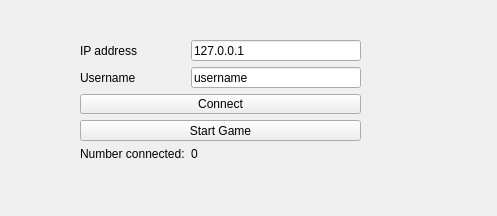
dc2011/td, file src/client/lobbywindow.ui: the form before one commit.
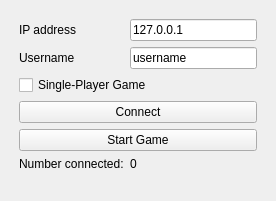
The form after the commit.

Commit message: Add a checkbox to the form, and better layout

```diff
--- a/src/client/lobbywindow.ui
+++ b/src/client/lobbywindow.ui
@@ -6,24 +6,20 @@
    <rect>
     <x>0</x>
     <y>0</y>
-    <width>497</width>
-    <height>216</height>
+    <width>276</width>
+    <height>201</height>
    </rect>
   </property>
   <property name="windowTitle">
    <string>Tower Defense</string>
   </property>
   <widget class="QWidget" name="centralwidget">
-   <widget class="QWidget" name="formLayoutWidget">
-    <property name="geometry">
-     <rect>
-      <x>80</x>
-      <y>40</y>
-      <width>281</width>
-      <height>121</height>
-     </rect>
-    </property>
+   <layout class="QHBoxLayout" name="horizontalLayout">
+    <item>
     <layout class="QFormLayout" name="formLayout">
+      <property name="margin">
+       <number>10</number>
+      </property>
      <item row="0" column="0">
       <widget class="QLabel" name="lblAddress">
        <property name="text">
@@ -52,14 +48,14 @@
        </property>
       </widget>
      </item>
-     <item row="4" column="1">
+      <item row="5" column="1">
       <widget class="QLabel" name="lblDisplayCount">
        <property name="text">
         <string>0</string>
        </property>
       </widget>
      </item>
-     <item row="4" column="0">
+      <item row="5" column="0">
       <widget class="QLabel" name="lblCount">
        <property name="text">
         <string>Number connected:</string>
@@ -67,13 +63,20 @@
       </widget>
      </item>
      <item row="2" column="0" colspan="2">
+       <widget class="QCheckBox" name="chkSingleplayer">
+        <property name="text">
+         <string>Single-Player Game</string>
+        </property>
+       </widget>
+      </item>
+      <item row="3" column="0" colspan="2">
       <widget class="QPushButton" name="btnConnect">
        <property name="text">
         <string>Connect</string>
        </property>
       </widget>
      </item>
-     <item row="3" column="0" colspan="2">
+      <item row="4" column="0" colspan="2">
       <widget class="QPushButton" name="btnStart">
        <property name="text">
         <string>Start Game</string>
@@ -81,7 +84,10 @@
       </widget>
      </item>
     </layout>
-   </widget>
-  </widget>
-</widget>
+    </item>
+   </layout>
+  </widget>
+ </widget>
+ <resources/>
+ <connections/>
 </ui>
```
Lines whose indentation alone changed are shown as unchanged.
